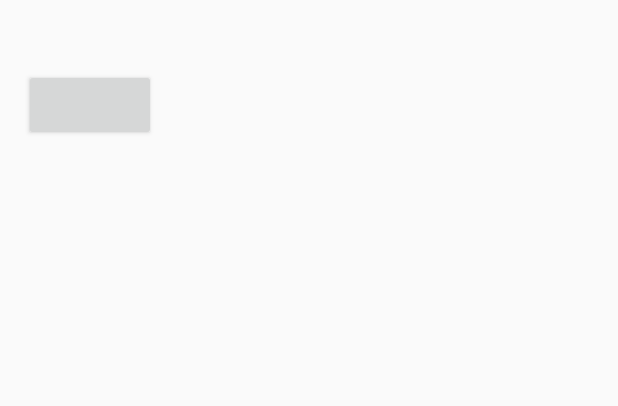
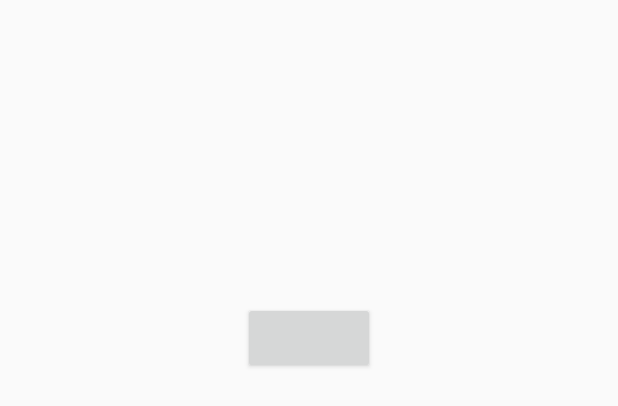
Before and after one commit to BensonKuo/Android-Dev, an Android app: the layout activity_login.xml on its own in the app's theme, with its tools: preview values and no code run, on a phone screen of 412 x 824 dp. Shown: the top 406 px of the screen. Run offline under Robolectric (Android 15) with nearby library versions, the phone set to English and light mode, and no system bars; plain views replace LoginButton.

```diff
--- a/android_class_261-master/SimpleUI/app/src/main/res/layout/activity_login.xml
+++ b/android_class_261-master/SimpleUI/app/src/main/res/layout/activity_login.xml
@@ -11,7 +11,8 @@
         android:layout_width="wrap_content"
         android:layout_height="wrap_content"
         android:layout_gravity="center_horizontal"
-        android:layout_marginTop="30dp"
-        android:layout_marginBottom="30dp" />
+        android:layout_marginTop="185dp"
+        android:layout_alignParentTop="true"
+        android:layout_centerHorizontal="true" />
 
 </RelativeLayout>
```
Also changed, not shown: android_class_261-master/SimpleUI/app/src/main/java/com/example/simpleui/LoginActivity.java (+34 -3 lines).
